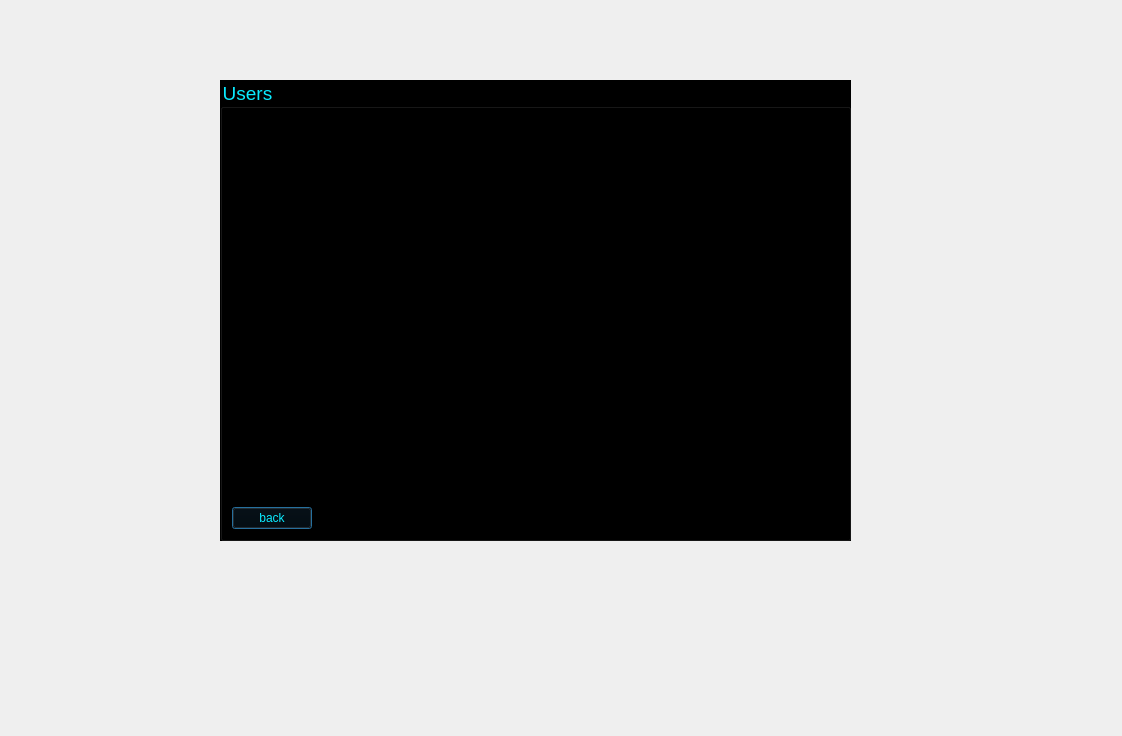
Before: the Qt Designer form massenger/getuserlist_dialog.ui in MahanBeidokhti/AP-Messenger, drawn with Qt 5.
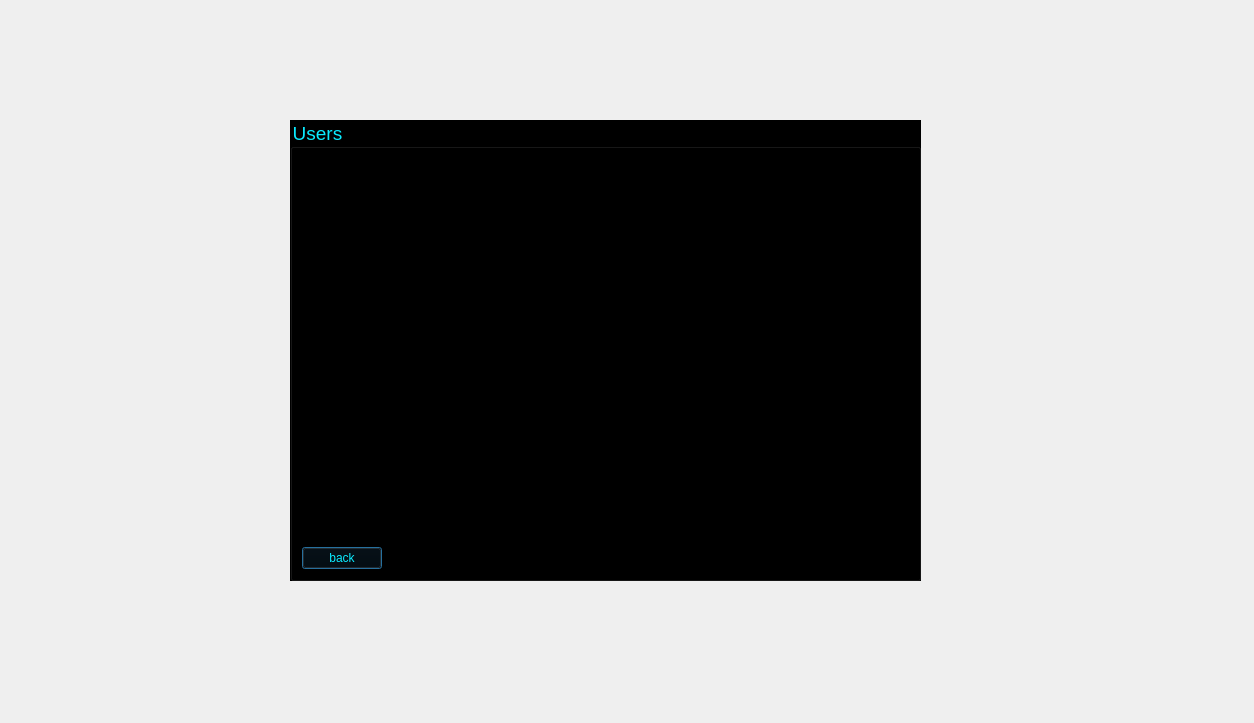
After: the same form once the commit is applied. Icons and pictures are not drawn.

Patch:
```diff
--- a/massenger/getuserlist_dialog.ui
+++ b/massenger/getuserlist_dialog.ui
@@ -6,8 +6,8 @@
    <rect>
     <x>0</x>
     <y>0</y>
-    <width>1122</width>
-    <height>736</height>
+    <width>1254</width>
+    <height>723</height>
    </rect>
   </property>
   <property name="windowTitle">
@@ -19,8 +19,8 @@
   <widget class="QGroupBox" name="user_groupBox">
    <property name="geometry">
     <rect>
-     <x>220</x>
-     <y>80</y>
+     <x>290</x>
+     <y>120</y>
      <width>631</width>
      <height>461</height>
     </rect>
```
